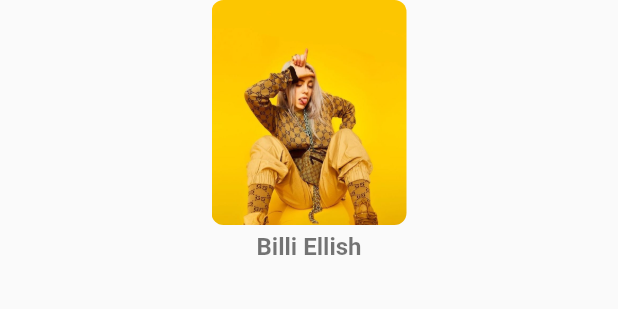
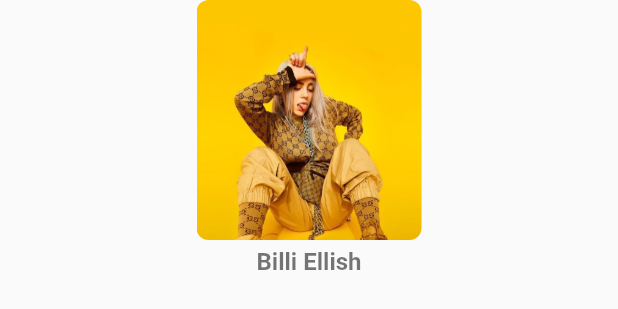
Before and after one commit to Richmond-Nunoo/music-player-ui, a Flutter app: the ArtisteGrid widget shown alone on an empty page, opened directly with sample values from the repository, on a phone screen of 412 x 824 dp. Shown: the top 309 px of the screen. Run offline on Flutter 3.47's test engine with Material 2 defaults, Android fonts, the phone set to English and light mode, and no system bars.

Commit message:
ui improvements

```diff
--- a/lib/custom_widgets/artists_grid.dart
+++ b/lib/custom_widgets/artists_grid.dart
@@ -4,33 +4,37 @@
 class ArtisteGrid extends StatelessWidget {
   final ArtistModel modelList;
   final Function onItemTap;
-  const ArtisteGrid({ Key? key, required this.modelList,required this.onItemTap}) : super(key: key);
+  const ArtisteGrid(
+      {Key? key, required this.modelList, required this.onItemTap})
+      : super(key: key);
 
   @override
   Widget build(BuildContext context) {
     return Center(
       child: GestureDetector(
-        onTap: (){
+        onTap: () {
           onItemTap();
         },
         child: Column(
           children: [
             Container(
-              width: 130,
-              height: 150,
+              width: 150,
+              height: 160,
               decoration: BoxDecoration(
                   borderRadius: const BorderRadius.all(Radius.circular(8)),
-                image: DecorationImage(image: AssetImage(modelList.imageUrl),fit: BoxFit.cover)
+                  image: DecorationImage(
+                      image: AssetImage(modelList.imageUrl),
+                      fit: BoxFit.cover)),
             ),
+            const SizedBox(
+              height: 5,
             ),
-            const SizedBox(height: 5,),
             Expanded(
-               child: Text(modelList.name,style:
-               const TextStyle(
+              child: Text(modelList.name,
+                  style: const TextStyle(
                       color: Colors.black54,
                       fontSize: 16,
-                 fontWeight: FontWeight.bold
-                 )),
+                      fontWeight: FontWeight.bold)),
             )
           ],
         ),
```
Also changed, not shown: lib/pages/artists.dart (+10 -15 lines). Lines whose indentation alone changed are shown as unchanged.
